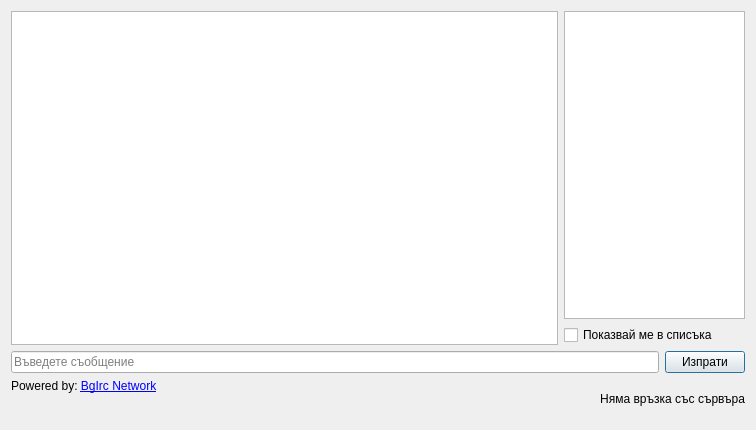
Qt form src/View/Widgets/ChatDialog.ui (thefinalcutbg/DinoDent) before a commit.
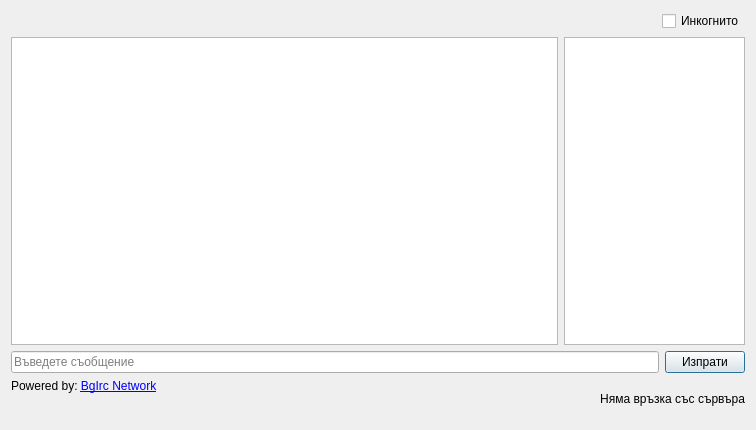
The same form after that commit.

Patch:
```diff
--- a/src/View/Widgets/ChatDialog.ui
+++ b/src/View/Widgets/ChatDialog.ui
@@ -20,6 +20,33 @@
    <string>ChatDialog</string>
   </property>
   <layout class="QVBoxLayout" name="verticalLayout">
+   <item>
+    <layout class="QHBoxLayout" name="horizontalLayout_4">
+     <property name="bottomMargin">
+      <number>0</number>
+     </property>
+     <item>
+      <spacer name="horizontalSpacer">
+       <property name="orientation">
+        <enum>Qt::Horizontal</enum>
+       </property>
+       <property name="sizeHint" stdset="0">
+        <size>
+         <width>40</width>
+         <height>20</height>
+        </size>
+       </property>
+      </spacer>
+     </item>
+     <item>
+      <widget class="QCheckBox" name="invisibleCheck">
+       <property name="text">
+        <string>Инкогнито</string>
+       </property>
+      </widget>
+     </item>
+    </layout>
+   </item>
    <item>
     <layout class="QHBoxLayout" name="horizontalLayout_3">
      <item>
@@ -33,14 +60,6 @@
       </widget>
      </item>
      <item>
-      <layout class="QVBoxLayout" name="verticalLayout_2">
-       <property name="rightMargin">
-        <number>0</number>
-       </property>
-       <property name="bottomMargin">
-        <number>0</number>
-       </property>
-       <item>
         <widget class="QListWidget" name="usrList">
          <property name="sizePolicy">
           <sizepolicy hsizetype="Preferred" vsizetype="Expanding">
@@ -60,15 +79,6 @@
           </font>
          </property>
         </widget>
-       </item>
-       <item>
-        <widget class="QCheckBox" name="visibleCheck">
-         <property name="text">
-          <string>Показвай ме в списъка</string>
-         </property>
-        </widget>
-       </item>
-      </layout>
      </item>
     </layout>
    </item>
```
Lines whose indentation alone changed are shown as unchanged.
